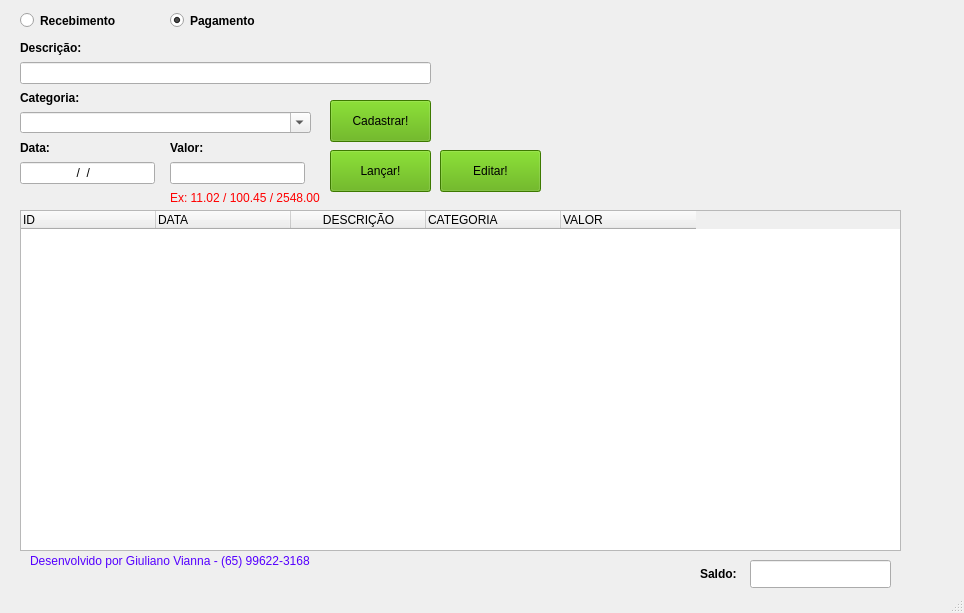
First picture: the form in controle.ui, repository GiulianoVianna/CFP_Controle_Finan-as_Pessoal, before the edit.
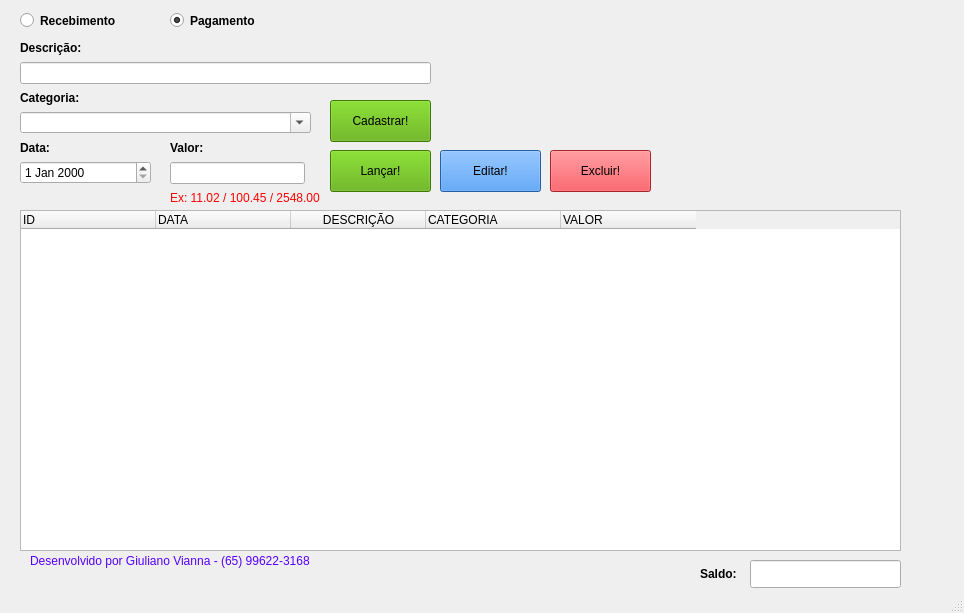
Second picture: the form after the edit.

Commit message: Atualização

Patch:
```diff
--- a/controle.ui
+++ b/controle.ui
@@ -87,7 +87,7 @@
      <rect>
       <x>750</x>
       <y>560</y>
-      <width>141</width>
+      <width>151</width>
       <height>28</height>
      </rect>
     </property>
@@ -306,25 +306,6 @@
      <string>Data:</string>
     </property>
    </widget>
-   <widget class="QLineEdit" name="line_data">
-    <property name="geometry">
-     <rect>
-      <x>20</x>
-      <y>162</y>
-      <width>135</width>
-      <height>22</height>
-     </rect>
-    </property>
-    <property name="inputMethodHints">
-     <set>Qt::ImhNone</set>
-    </property>
-    <property name="inputMask">
-     <string>00/00/0000</string>
-    </property>
-    <property name="alignment">
-     <set>Qt::AlignCenter</set>
-    </property>
-   </widget>
    <widget class="QLabel" name="lb_valor">
     <property name="geometry">
      <rect>
@@ -376,7 +357,7 @@
      </rect>
     </property>
     <property name="styleSheet">
-     <string notr="true">background-color: rgb(85, 170, 0);
+     <string notr="true">background-color: rgb(53, 132, 228);
 color: rgb(0, 0, 0);
 </string>
     </property>
@@ -384,6 +365,34 @@
      <string>Editar!</string>
     </property>
    </widget>
+   <widget class="QDateEdit" name="line_data">
+    <property name="geometry">
+     <rect>
+      <x>20</x>
+      <y>161</y>
+      <width>131</width>
+      <height>23</height>
+     </rect>
+    </property>
+   </widget>
+   <widget class="QPushButton" name="bt_excluir">
+    <property name="geometry">
+     <rect>
+      <x>550</x>
+      <y>150</y>
+      <width>101</width>
+      <height>42</height>
+     </rect>
+    </property>
+    <property name="styleSheet">
+     <string notr="true">background-color: rgb(237, 51, 59);
+color: rgb(0, 0, 0);
+</string>
+    </property>
+    <property name="text">
+     <string>Excluir!</string>
+    </property>
+   </widget>
    <zorder>lb_data</zorder>
    <zorder>line_data</zorder>
    <zorder>lb_valor</zorder>
```
Left out of the diff: 20 changed lines with no effect on the pictures. The commit also changes 1 other file.
